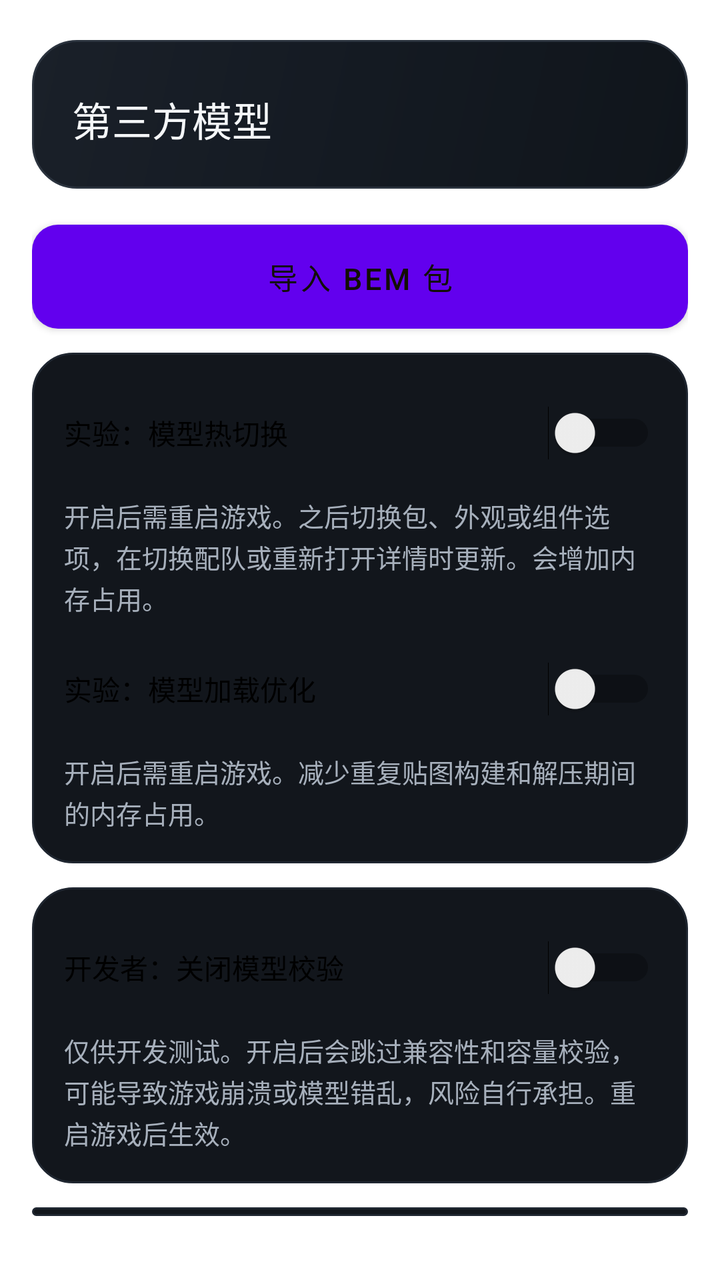
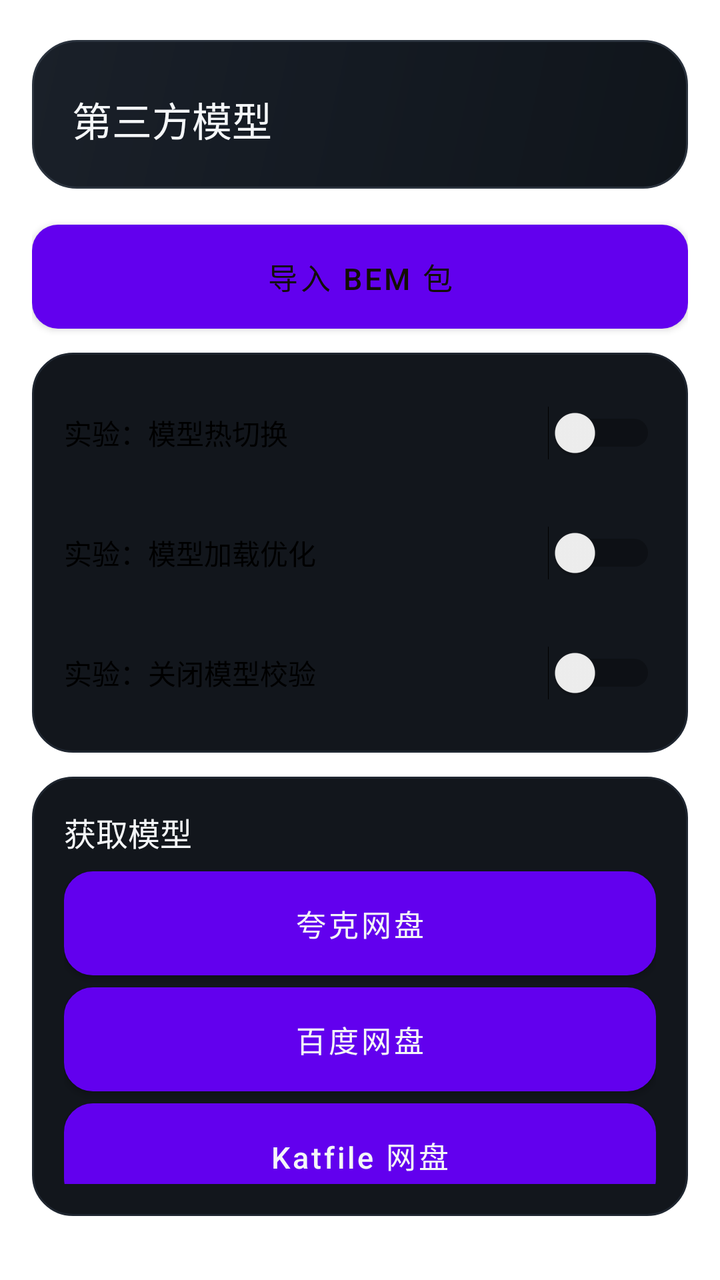

The first picture is an Android layout as it rendered before a commit; the second is the same layout after the commit. The layout source and the unified diff follow.
<!-- AndroidManifest.xml: fallback theme Theme.MaterialComponents.DayNight.NoActionBar -->
<!-- res/layout/view_bem_install.xml -->
<?xml version="1.0" encoding="utf-8"?>
    <LinearLayout xmlns:android="http://schemas.android.com/apk/res/android" android:id="@+id/bem_content" android:layout_width="match_parent" android:layout_height="wrap_content" android:orientation="vertical" android:paddingStart="16dp" android:paddingTop="20dp" android:paddingEnd="16dp" android:paddingBottom="32dp">
        <LinearLayout android:layout_width="match_parent" android:layout_height="wrap_content" android:background="@drawable/bg_header" android:orientation="vertical" android:padding="20dp">
            <TextView style="@style/SectionTitle" android:text="第三方模型" android:textSize="20sp" />
        </LinearLayout>
        <Button android:id="@+id/bem_import" style="@style/PrimaryButton" android:layout_marginTop="18dp" android:text="导入 BEM 包" />
        <LinearLayout android:layout_width="match_parent" android:layout_height="wrap_content" android:layout_marginTop="12dp" android:background="@drawable/bg_card" android:orientation="vertical" android:padding="16dp">
            <Switch android:id="@+id/bem_hot_switch" android:layout_width="match_parent" android:layout_height="wrap_content" android:minHeight="48dp" android:text="实验：模型热切换" />
            <TextView style="@style/BodyText" android:layout_marginTop="8dp" android:text="开启后需重启游戏。之后切换包、外观或组件选项，在切换配队或重新打开详情时更新。会增加内存占用。" />
            <Switch android:id="@+id/bem_loading_optimization" android:layout_width="match_parent" android:layout_height="wrap_content" android:minHeight="48dp" android:layout_marginTop="12dp" android:text="实验：模型加载优化" />
            <TextView style="@style/BodyText" android:layout_marginTop="8dp" android:text="开启后需重启游戏。减少重复贴图构建和解压期间的内存占用。" />
        </LinearLayout>
        <LinearLayout android:layout_width="match_parent" android:layout_height="wrap_content" android:layout_marginTop="12dp" android:background="@drawable/bg_card" android:orientation="vertical" android:padding="16dp">
            <Switch android:id="@+id/bem_skip_validation" android:layout_width="match_parent" android:layout_height="wrap_content" android:minHeight="48dp" android:text="开发者：关闭模型校验" />
            <TextView style="@style/BodyText" android:layout_marginTop="8dp" android:text="仅供开发测试。开启后会跳过兼容性和容量校验，可能导致游戏崩溃或模型错乱，风险自行承担。重启游戏后生效。" />
        </LinearLayout>
        <LinearLayout android:layout_width="match_parent" android:layout_height="wrap_content" android:layout_marginTop="12dp" android:background="@drawable/bg_card" android:orientation="vertical" android:padding="16dp">
            <TextView style="@style/CardTitle" android:text="获取模型" />
            <Button android:id="@+id/bem_models_quark" style="@style/GhostButton" android:layout_marginTop="8dp" android:text="夸克网盘" />
            <Button android:id="@+id/bem_models_baidu" style="@style/GhostButton" android:layout_marginTop="6dp" android:text="百度网盘" />
            <Button android:id="@+id/bem_models_katfile" style="@style/GhostButton" android:layout_marginTop="6dp" android:text="Katfile 网盘" />
        </LinearLayout>
        <LinearLayout android:id="@+id/bem_incoming" android:layout_width="match_parent" android:layout_height="wrap_content" android:layout_marginTop="12dp" android:background="@drawable/bg_card" android:orientation="vertical" android:padding="16dp" android:visibility="gone">
            <TextView android:id="@+id/bem_incoming_notice" style="@style/BodyText" android:accessibilityLiveRegion="polite" />
            <Button android:id="@+id/bem_incoming_retry" style="@style/PrimaryButton" android:layout_marginTop="10dp" android:text="导入收到的文件" />
            <Button android:id="@+id/bem_incoming_dismiss" style="@style/GhostButton" android:layout_marginTop="6dp" android:text="忽略此次打开" />
        </LinearLayout>
        <LinearLayout android:layout_width="match_parent" android:layout_height="wrap_content" android:layout_marginTop="18dp" android:background="@drawable/bg_card" android:orientation="vertical" android:padding="16dp" android:id="@+id/bem_operation_state" android:visibility="gone">
            <TextView android:id="@+id/bem_status" style="@style/BodyText" android:layout_marginTop="9dp" android:text="就绪" />
            <ProgressBar android:id="@+id/bem_progress" style="?android:attr/progressBarStyleHorizontal" android:layout_width="match_parent" android:layout_height="8dp" android:layout_marginTop="14dp" android:max="100" android:progressTint="@color/accent" android:visibility="gone" />
            <TextView android:id="@+id/bem_progress_label" style="@style/BodyText" android:layout_marginTop="8dp" android:visibility="gone" />
            <Button android:id="@+id/bem_cancel" style="@style/GhostButton" android:layout_marginTop="12dp" android:text="取消当前操作" android:visibility="gone" />
        </LinearLayout>
        <LinearLayout android:id="@+id/bem_entries" android:layout_width="match_parent" android:layout_height="wrap_content" android:orientation="vertical" />
    </LinearLayout>
<!-- resources referenced by this layout -->
<resources>
  <color name="accent">#FFC845</color>
  <!-- drawable bg_card (drawable) -->
  <?xml version="1.0" encoding="utf-8"?>
  <shape xmlns:android="http://schemas.android.com/apk/res/android" android:shape="rectangle">
      <solid android:color="@color/surface" />
      <corners android:radius="20dp" />
      <stroke android:width="1dp" android:color="@color/surface_border_soft" />
  </shape>
  <!-- drawable bg_header (drawable) -->
  <?xml version="1.0" encoding="utf-8"?>
  <shape xmlns:android="http://schemas.android.com/apk/res/android" android:shape="rectangle">
      <gradient
          android:angle="315"
          android:startColor="#1A2029"
          android:centerColor="#141A22"
          android:endColor="#10151B"
          android:type="linear" />
      <corners android:radius="22dp" />
      <stroke android:width="1dp" android:color="@color/surface_border" />
  </shape>
  <style name="BodyText">
          <item name="android:layout_width">match_parent</item>
          <item name="android:layout_height">wrap_content</item>
          <item name="android:lineSpacingExtra">2dp</item>
          <item name="android:textColor">@color/text_secondary</item>
          <item name="android:textSize">13sp</item>
      </style>
  <style name="CardTitle">
          <item name="android:layout_width">wrap_content</item>
          <item name="android:layout_height">wrap_content</item>
          <item name="android:fontFamily">sans-serif-medium</item>
          <item name="android:textColor">@color/text_primary</item>
          <item name="android:textSize">16sp</item>
      </style>
  <style name="GhostButton" parent="PrimaryButton">
          <item name="android:background">@drawable/bg_ghost_button</item>
          <item name="android:textColor">@color/text_primary</item>
      </style>
  <style name="PrimaryButton">
          <item name="android:layout_width">match_parent</item>
          <item name="android:layout_height">52dp</item>
          <item name="android:background">@drawable/bg_primary_button</item>
          <item name="android:fontFamily">sans-serif-medium</item>
          <item name="android:minHeight">0dp</item>
          <item name="android:textAllCaps">false</item>
          <item name="android:textColor">@color/accent_ink</item>
          <item name="android:textSize">15sp</item>
      </style>
  <style name="SectionTitle">
          <item name="android:layout_width">wrap_content</item>
          <item name="android:layout_height">wrap_content</item>
          <item name="android:layout_marginTop">5dp</item>
          <item name="android:fontFamily">sans-serif-medium</item>
          <item name="android:textColor">@color/text_primary</item>
          <item name="android:textSize">22sp</item>
      </style>
  <color name="surface">#12161C</color>
  <color name="surface_border_soft">#1F2630</color>
  <color name="surface_border">#2B333E</color>
  <color name="text_secondary">#A7B0BC</color>
  <color name="text_primary">#F4F6F8</color>
  <!-- drawable bg_primary_button (drawable) -->
  <?xml version="1.0" encoding="utf-8"?>
  <selector xmlns:android="http://schemas.android.com/apk/res/android">
      <item android:state_pressed="true">
          <shape android:shape="rectangle">
              <solid android:color="@color/accent_dark" />
              <corners android:radius="13dp" />
          </shape>
      </item>
      <item>
          <shape android:shape="rectangle">
              <solid android:color="@color/accent" />
              <corners android:radius="13dp" />
          </shape>
      </item>
  </selector>
  <color name="accent_ink">#120E03</color>
  <color name="surface_high">#1B212A</color>
  <color name="surface_row">#181E26</color>
  <color name="accent_dark">#E0A513</color>
  <!-- unchanged entries left out for length: 1 -->
</resources>

<!-- the commit's change to res/layout/view_bem_install.xml (unified diff, before → after) -->
@@ -6,13 +6,8 @@
         <Button android:id="@+id/bem_import" style="@style/PrimaryButton" android:layout_marginTop="18dp" android:text="导入 BEM 包" />
         <LinearLayout android:layout_width="match_parent" android:layout_height="wrap_content" android:layout_marginTop="12dp" android:background="@drawable/bg_card" android:orientation="vertical" android:padding="16dp">
             <Switch android:id="@+id/bem_hot_switch" android:layout_width="match_parent" android:layout_height="wrap_content" android:minHeight="48dp" android:text="实验：模型热切换" />
-            <TextView style="@style/BodyText" android:layout_marginTop="8dp" android:text="开启后需重启游戏。之后切换包、外观或组件选项，在切换配队或重新打开详情时更新。会增加内存占用。" />
             <Switch android:id="@+id/bem_loading_optimization" android:layout_width="match_parent" android:layout_height="wrap_content" android:minHeight="48dp" android:layout_marginTop="12dp" android:text="实验：模型加载优化" />
-            <TextView style="@style/BodyText" android:layout_marginTop="8dp" android:text="开启后需重启游戏。减少重复贴图构建和解压期间的内存占用。" />
-        </LinearLayout>
-        <LinearLayout android:layout_width="match_parent" android:layout_height="wrap_content" android:layout_marginTop="12dp" android:background="@drawable/bg_card" android:orientation="vertical" android:padding="16dp">
-            <Switch android:id="@+id/bem_skip_validation" android:layout_width="match_parent" android:layout_height="wrap_content" android:minHeight="48dp" android:text="开发者：关闭模型校验" />
-            <TextView style="@style/BodyText" android:layout_marginTop="8dp" android:text="仅供开发测试。开启后会跳过兼容性和容量校验，可能导致游戏崩溃或模型错乱，风险自行承担。重启游戏后生效。" />
+            <Switch android:id="@+id/bem_skip_validation" android:layout_width="match_parent" android:layout_height="wrap_content" android:minHeight="48dp" android:layout_marginTop="12dp" android:text="实验：关闭模型校验" />
         </LinearLayout>
         <LinearLayout android:layout_width="match_parent" android:layout_height="wrap_content" android:layout_marginTop="12dp" android:background="@drawable/bg_card" android:orientation="vertical" android:padding="16dp">
             <TextView style="@style/CardTitle" android:text="获取模型" />
